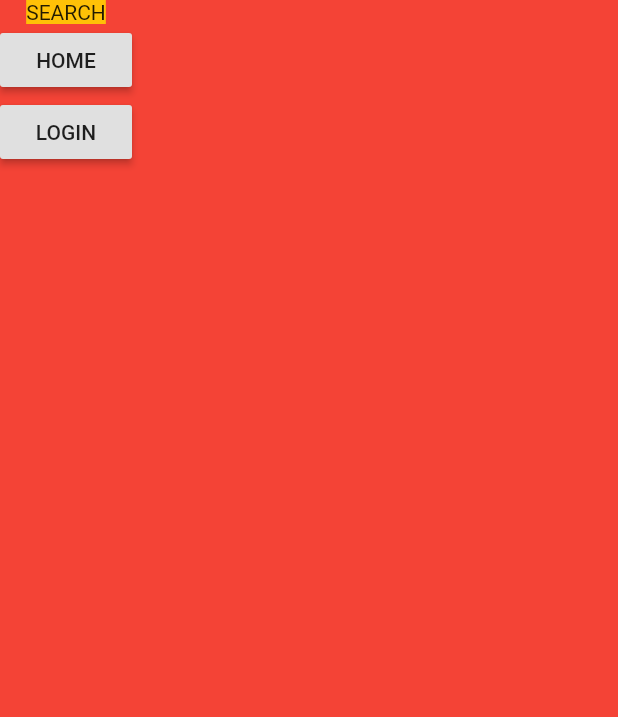
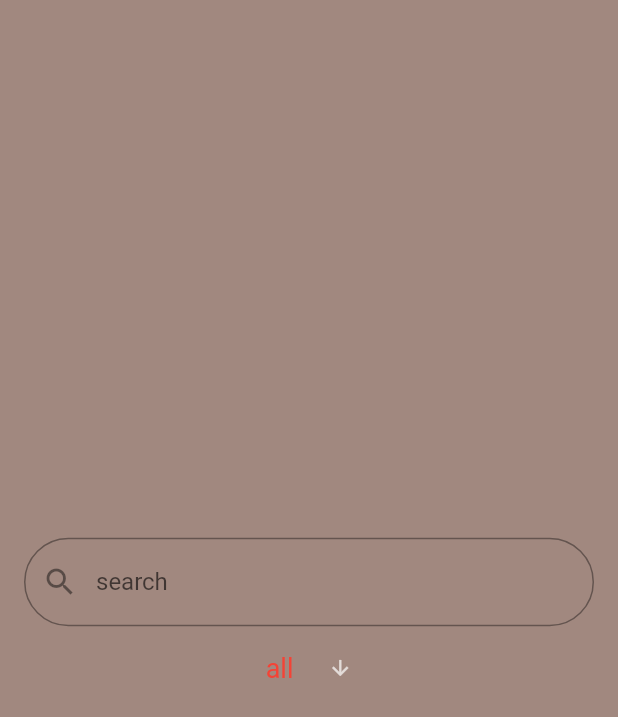
Before and after one commit to Blacktetriss/open_library, a Flutter app: the LoginScreen screen opened directly, after a tap on "HOME", on a phone screen of 412 x 824 dp. Shown: the top 717 px of the screen. Run offline on Flutter 3.47's test engine with Material 2 defaults, Android fonts, the phone set to English and light mode, and no system bars; our stand-ins replace flutter_svg; missing offline and left inert: adobe_xd, expansion_card, smart_flare.

Commit message:
drop_button

```diff
--- a/lib/home.dart
+++ b/lib/home.dart
@@ -7,6 +7,7 @@ class Home extends StatelessWidget {
     return Scaffold(
       backgroundColor: Colors.red,
       body: Column(
+        mainAxisAlignment: MainAxisAlignment.center,
         children: <Widget>[
             Container(
               color: Colors.amber,
--- a/lib/login_screen.dart
+++ b/lib/login_screen.dart
@@ -10,12 +10,13 @@ class LoginScreen extends StatelessWidget {
       backgroundColor: Colors.brown[300],
       body: Center(
         child: Stack(
+          alignment: Alignment.bottomCenter,
           children: <Widget>[
-            SmartFlareActor(
-              width: 360,
-              height: 640,
-              filename: 'assets/animation/start.flr',
-            ),
+            // SmartFlareActor(
+            //   width: 360,
+            //   height: 640,
+            //   filename: 'assets/animation/start.flr',
+            // ),
             LoginForm(),
             RaisedButton(
             child: Text('HOME'),
--- a/lib/main.dart
+++ b/lib/main.dart
@@ -2,8 +2,10 @@ import 'package:flutter/material.dart';
 import 'package:open_library/utilits/router.dart' as router;
 import 'package:open_library/utilits/constants.dart';
 import './login_screen.dart';
+import './search_screen.dart';
 import './start_animation.dart';
 import './home.dart';
+import './tttesttt.dart';
 void main() => runApp(MyApp());
 
 class MyApp extends StatelessWidget {
@@ -12,9 +14,9 @@ class MyApp extends StatelessWidget {
 
     return MaterialApp(
       onGenerateRoute: router.generateRoute,
-      initialRoute: startAnimation,
+      // initialRoute: startAnimation,
       debugShowCheckedModeBanner: false,
-      home: Home(),
+      home: SearchScreen(),
     );
   }
 }
--- a/lib/search_screen.dart
+++ b/lib/search_screen.dart
@@ -1,30 +1,27 @@
 import 'package:flutter/material.dart';
 import 'package:open_library/utilits/constants.dart';
+import 'package:open_library/utilits/search_form.dart';
 
 
 class SearchScreen extends StatelessWidget {
   @override
   Widget build(BuildContext context) {
     return Scaffold(
-      backgroundColor: Colors.red,
+      backgroundColor: Colors.brown[300],
       body: Column(
+        mainAxisAlignment: MainAxisAlignment.center,
         children: <Widget>[
-            Container(
-              color: Colors.amber,
-              child: Text('SEARCH')),
-          RaisedButton(
-            child: Text('HOME'),
-            onPressed: () {
-            Navigator.pushNamed(context, home);
-          }
-          ),
-          RaisedButton(
-            child: Text('LOGIN'),
-            onPressed: () {
-            Navigator.pushNamed(context, loginScreen);
-          }
-          ),
-        ],)
+          // RaisedButton(
+          //   child: Text('LOGIN'),
+          //   onPressed: () {
+          //   Navigator.pushNamed(context, loginScreen);
+          // }
+          // ),
+          SearchForm(),
+          // DropButtonSearch(),
+          // RadioButton(),
+        ],
+        )
     );
   }
 }
--- a/lib/utilits/router.dart
+++ b/lib/utilits/router.dart
@@ -16,6 +16,6 @@ Route<dynamic> generateRoute(RouteSettings settings) {
     case startAnimation:
       return MaterialPageRoute(builder: (_) => StartAnimation());
     default:
-      return MaterialPageRoute(builder: (_) => StartAnimation());
+      return MaterialPageRoute(builder: (_) => SearchScreen());
   }
 }
--- /dev/null
+++ b/lib/utilits/search_form.dart
@@ -0,0 +1,154 @@
+import 'package:flutter/material.dart';
+
+class SearchForm extends StatefulWidget {
+  @override
+  SearchForm({Key key}) : super(key: key);
+  _SearchForm createState() => _SearchForm();
+}
+
+class _SearchForm extends State<SearchForm> {
+  final _inputSearchcontroller = TextEditingController();
+
+  // void initState() {
+  //   super.initState();
+  //   _inputSearchcontroller = TextEditingController();
+  // }
+@override
+  void dispose() {
+    _inputSearchcontroller.dispose();
+    super.dispose();
+  }
+
+
+
+   @override
+  Widget build(BuildContext context) {
+    return Column(
+          mainAxisAlignment: MainAxisAlignment.center,
+          children: <Widget>[
+            Padding(
+              padding: const EdgeInsets.fromLTRB(16.0, 4.0, 16.0, 4.0),
+              child: TextField(
+                decoration: InputDecoration(
+                  prefixIcon: Icon(Icons.search),
+                  hintText: 'search',
+                  border: OutlineInputBorder(
+                    borderRadius: BorderRadius.circular(30.0),
+                  ),
+                ),
+                controller: _inputSearchcontroller,
+              ),
+            ),
+            DropButtonSearch(),
+    //         RaisedButton(onPressed: (){
+
+    // String inputSearch = _inputSearchcontroller.text;
+
+    // print('$inputSearch');
+    // },
+    //         color: Colors.red,)
+          ],
+    );
+  }
+}
+
+class DropButtonSearch extends StatefulWidget {
+  DropButtonSearch({Key key}) : super(key: key);
+
+  @override
+  _DropButtonSearchState createState() => _DropButtonSearchState();
+}
+
+class _DropButtonSearchState extends State<DropButtonSearch> {
+  String dropdownValue = 'all';
+
+  @override
+  Widget build(BuildContext context) {
+    return DropdownButton<String>(
+      value: dropdownValue,
+      icon: Icon(Icons.arrow_downward,
+        color: Colors.white70,),
+      iconSize: 16,
+      elevation: 100,
+      style: TextStyle(
+        color: Colors.red,
+        fontSize: 18.0,
+        // fontWeight: FontWeight.w600,
+      ),
+      underline: Container(
+        height: 0,
+        color: Color(0xFF5A768E),
+      ),
+      onChanged: (String newValue) {
+        setState(() {
+          dropdownValue = newValue;
+        });
+      },
+      items: <String>['all', 'title', 'autor']
+          .map<DropdownMenuItem<String>>((String value) {
+        return DropdownMenuItem<String>(
+          value: value,
+          child: Text(value),
+        );
+      }).toList(),
+    );
+  }
+}
+
+// enum SingleCharacter { all, title, autor }
+
+// class RadioButton extends StatefulWidget {
+//   RadioButton({Key key}) : super(key: key);
+
+//   @override
+//   _RadioButtonState createState() => _RadioButtonState();
+// }
+
+// class _RadioButtonState extends State<RadioButton> {
+//   SingleCharacter _character = SingleCharacter.all;
+
+//   Widget build(BuildContext context) {
+//     return Container(
+//       child: Column(
+//         children: <Widget>[
+//           ListTile(
+//             title: const Text('all'),
+//             leading: Radio(
+//               value: SingleCharacter.all,
+//               groupValue: _character,
+//               onChanged: (SingleCharacter value) {
+//                 setState(() {
+//                   _character = value;
+//                 });
+//               },
+//             ),
+//           ),
+//           ListTile(
+//             title: const Text('title'),
+//             leading: Radio(
+//               value: SingleCharacter.title,
+//               groupValue: _character,
+//               onChanged: (SingleCharacter value) {
+//                 setState(() {
+//                   _character = value;
+//                 });
+//               },
+//             ),
+//           ),
+//           ListTile(
+//             title: const Text('autor'),
+//             leading: Radio(
+//               value: SingleCharacter.autor,
+//               groupValue: _character,
+//               onChanged: (SingleCharacter value) {
+//                 setState(() {
+//                   _character = value;
+//                 });
+//               },
+//             ),
+//           ),
+//         ],
+//       ),
+//     );
+//   }
+// }
```
Also changed, not shown: lib/tttesttt.dart (+1 -82 lines).
